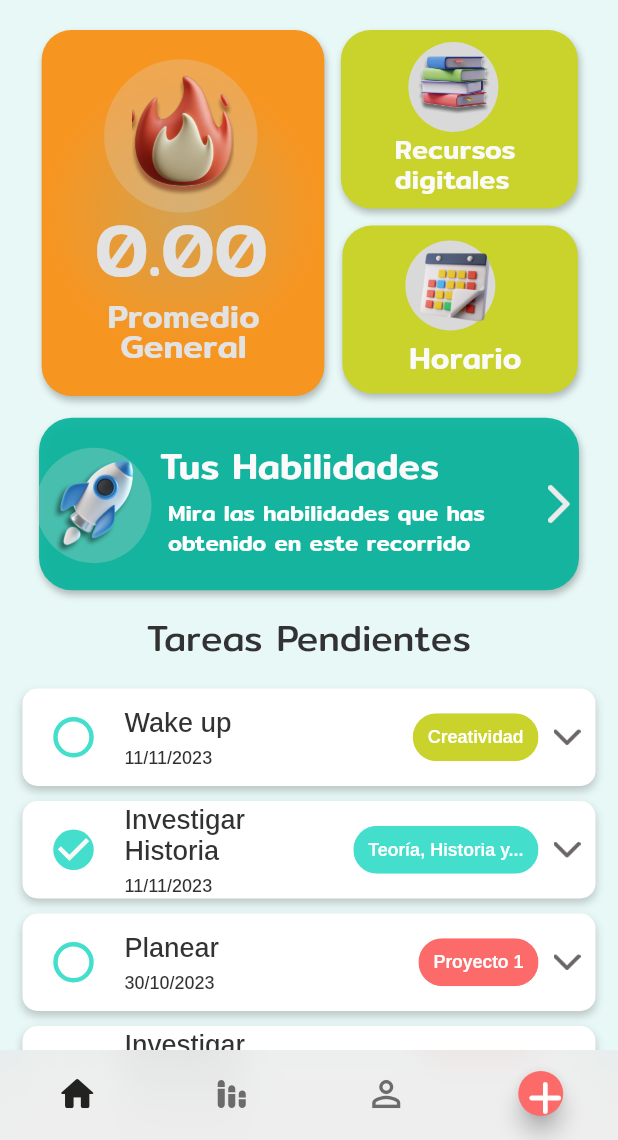
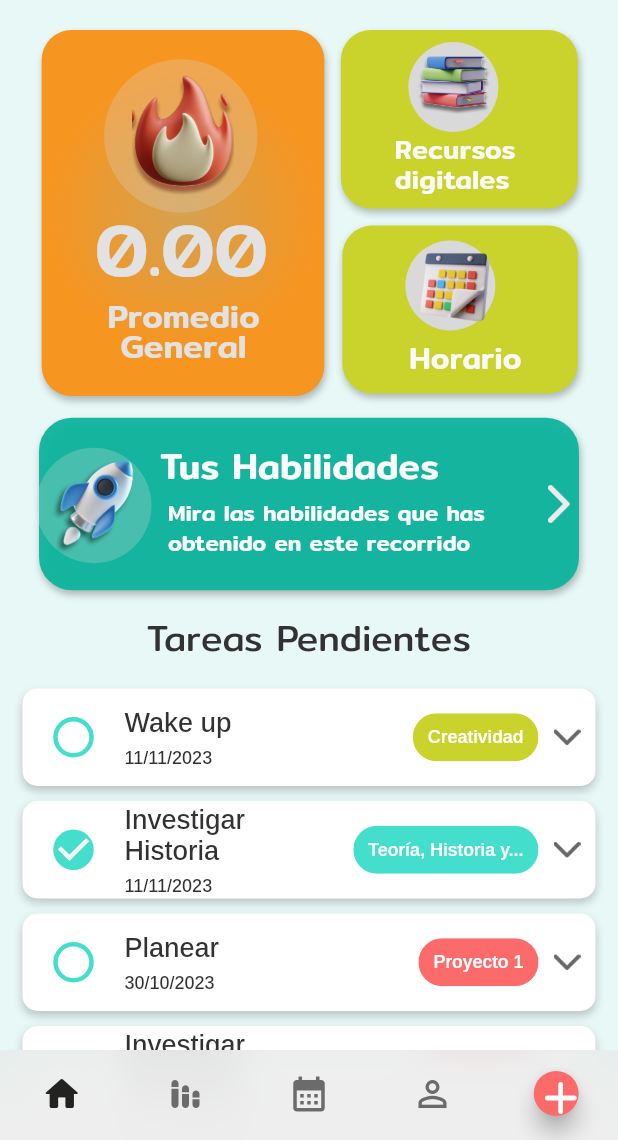
Before and after one commit to Rachelduarte11/BeUcal, a Flutter app: the HomeScreen screen opened directly, on a phone screen of 412 x 824 dp, the part 96-1236 px from its top. Run offline on Flutter 3.47's test engine with Material 2 defaults, Android fonts, the phone set to English and light mode, and no system bars; drawn by our look-alikes of badges, flutter_speed_dial; our stand-ins replace auto_size_text, cached_network_image, cloud_firestore, firebase_auth, firebase_core, get and 2 more; accounts and stored records are empty; network calls fail.

Commit message:
Icono agregado
Se agrega icono y se cambia la función de Home

```diff
--- a/lib/screens/home.dart
+++ b/lib/screens/home.dart
@@ -1,4 +1,5 @@
 import 'package:becertus_proyecto/models/to_do_card.dart';
+import 'package:becertus_proyecto/screens/calendar.dart';
 import 'package:becertus_proyecto/screens/performance_screen.dart';
 import 'package:becertus_proyecto/screens/profile.dart';
 import 'package:becertus_proyecto/widgets/chip_data.dart';
@@ -15,7 +16,7 @@ class HomePage extends StatefulWidget {
 }
 
 class _HomeScreenState extends State<HomePage> {
-  List<Widget> fragments = const [HomePage(), MyPerformance(), MyProfile()];
+  List<Widget> fragments = const [HomePage(), MyPerformance(), Calendar(), MyProfile()];
   int currentIndex = 0;
 
   @override
--- a/lib/screens/home_screen.dart
+++ b/lib/screens/home_screen.dart
@@ -1,4 +1,5 @@
 
+import 'package:becertus_proyecto/screens/calendar.dart';
 import 'package:becertus_proyecto/screens/home.dart';
 import 'package:becertus_proyecto/screens/performance_screen.dart';
 import 'package:becertus_proyecto/screens/profile.dart';
@@ -14,7 +15,7 @@ class HomeScreen extends StatefulWidget {
 
 class _HomeScreenState extends State<HomeScreen> {
 
-  List<Widget> fragments = const [HomePage(), MyPerformance(), MyProfile(),  ];
+  List<Widget> fragments = const [HomePage(), MyPerformance(), Calendar(), MyProfile(),];
 
   int currentIndex = 0;
 
--- a/lib/widgets/navigation_bar.dart
+++ b/lib/widgets/navigation_bar.dart
@@ -22,7 +22,7 @@ class _CustomeNavigationBarState extends State<CustomeNavigationBar> {
 
   void onTab(int index) {
   setState(() {
-      if (index != 3) { // Verifica si el índice no es el índice del SpeedButton
+    if (index != 4) { // Cambiado de 3 a 4
       currentIndex = index;
       widget.voidCallbackParam(index);
     }
@@ -52,6 +52,13 @@ class _CustomeNavigationBarState extends State<CustomeNavigationBar> {
                   size: 28,
                 ),
                 label: 'Stack',
+              ),
+              BottomNavigationBarItem(
+                icon: Icon(
+                  Icons.calendar_month,
+                  size: 28,
+                ),
+                label: 'Calendar'
               ),
               BottomNavigationBarItem(
                 icon: Icon(
@@ -102,34 +109,6 @@ class SpeedButton extends StatelessWidget {
         ),
       ),
       children: [
-        SpeedDialChild(
-          labelWidget: Container(
-            width: 180,
-            padding: const EdgeInsets.symmetric(
-                vertical: 6.0,
-                horizontal: 8), // Espacio alrededor del contenedor
-            decoration: BoxDecoration(
-              color: redStatic, // Color de fondo personalizado
-              borderRadius: BorderRadius.circular(25.0), // Bordes redondeados
-            ),
-            child: const Text(
-              'Calendario',
-              style: TextStyle(
-                fontFamily: 'Mitr',
-                fontWeight: FontWeight.w400,
-                fontSize: 18, // Tamaño de fuente personalizado
-                color: Colors.white, // Color del texto
-              ),
-              textAlign: TextAlign.center,
-            ),
-          ),
-          onTap: () {
-            Navigator.push(
-              context,
-              MaterialPageRoute(builder: (builder) => ViewTasks()),
-            );
-          },
-        ),
         SpeedDialChild(
           labelWidget: Container(
             width: 180,
```
Also changed, not shown: lib/screens/calendar.dart (added, +17 -0 lines). Lines whose indentation alone changed are shown as unchanged.
